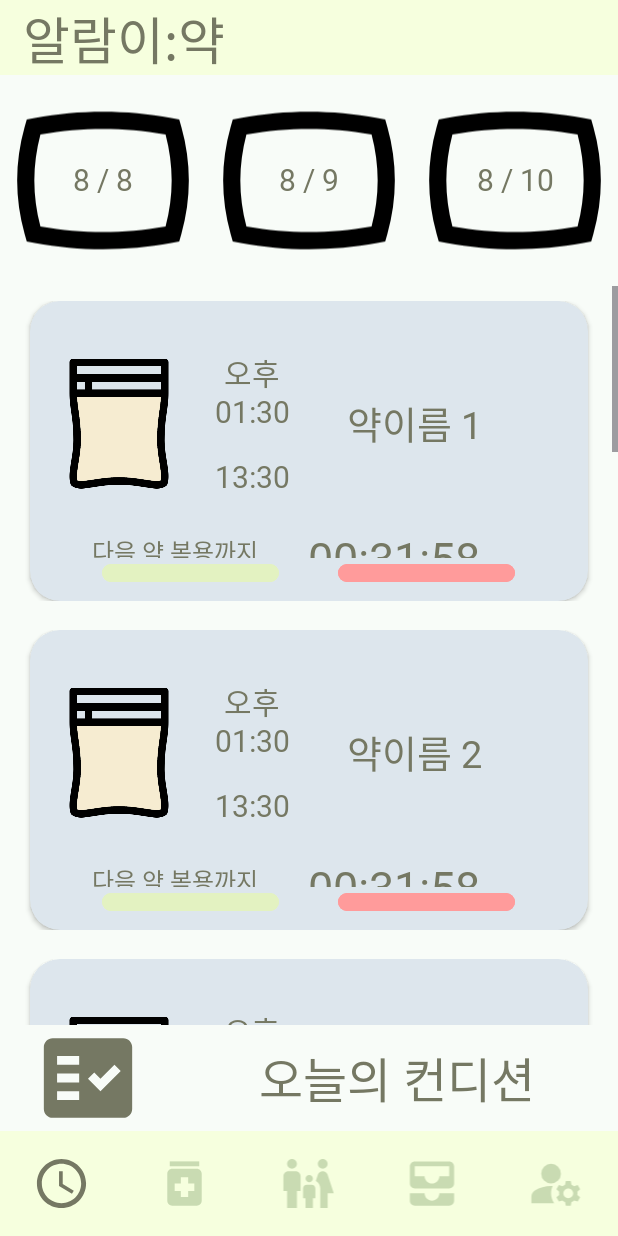
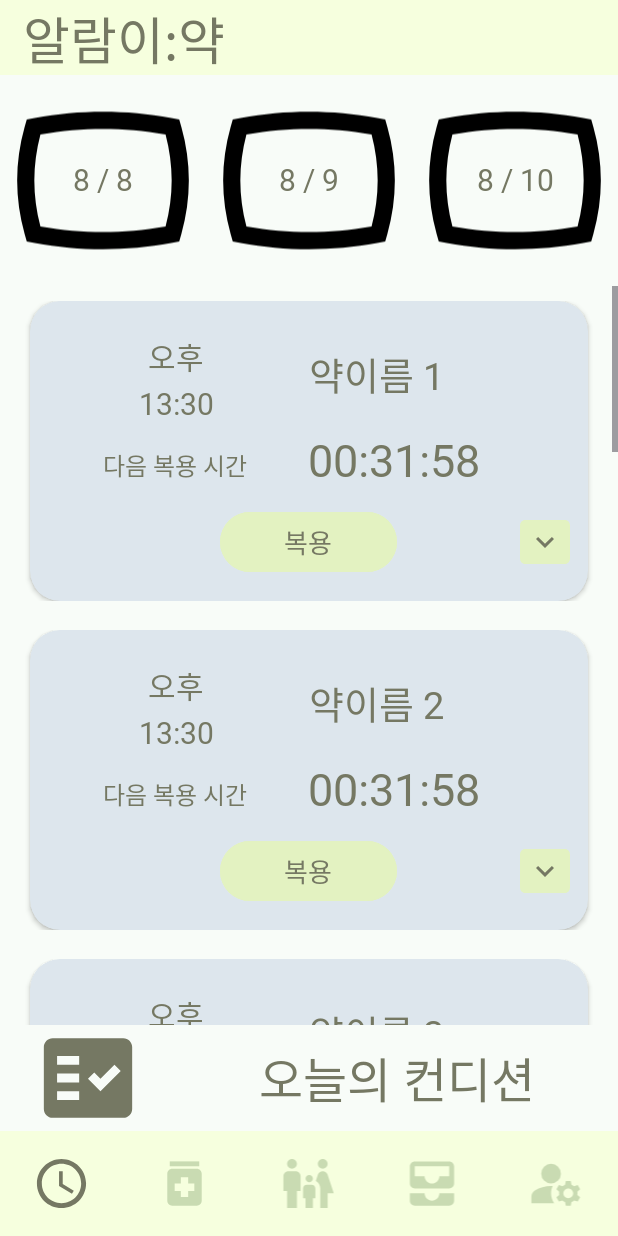
Before and after one commit to ysparrk/e-yak, an Android app: the AlarmFragment screen opened directly, with no data from a screen before it, on a phone screen of 412 x 824 dp. Run offline under Robolectric (Android 15) with nearby library versions, the phone set to English and light mode, and no system bars.

Commit message:
add: 알람 초기

```diff
--- a/frontend/EYAK(rev2)/app/src/main/AndroidManifest.xml
+++ b/frontend/EYAK(rev2)/app/src/main/AndroidManifest.xml
@@ -3,6 +3,7 @@
     xmlns:tools="http://schemas.android.com/tools">
 
     <uses-permission android:name="android.permission.INTERNET" />
+
 
     <!--  bluetooth 필요 권한  -->
     <uses-permission android:name="android.permission.BLUETOOTH"/>
@@ -15,6 +16,7 @@
         android:usesPermissionFlags="neverForLocation"
         tools:targetApi="s"/>
 
+    <uses-permission android:name="android.permission.SCHEDULE_EXACT_ALARM" />
     <uses-permission android:name="android.permission.SET_ALARM" />
     <uses-permission android:name="android.permission.POST_NOTIFICATIONS" />
 
@@ -29,9 +31,6 @@
         android:theme="@style/Theme.EYAKrev1"
         android:usesCleartextTraffic="true"
         tools:targetApi="31">
-        <activity
-            android:name=".MyCalendarActivity"
-            android:exported="false" />
         <activity
             android:name=".EditMemberActivity"
             android:exported="false" />
--- a/frontend/EYAK(rev2)/app/src/main/java/com/a103/eyakrev1/AlarmListAdapter.kt
+++ b/frontend/EYAK(rev2)/app/src/main/java/com/a103/eyakrev1/AlarmListAdapter.kt
@@ -30,18 +30,17 @@ class AlarmListAdapter (val context: Context, val medicineAlarmList: ArrayList<M
         val view: View = LayoutInflater.from(context).inflate(R.layout.alarm_tab_list_view_item, null)
 
         /* 위에서 생성된 view를 alarm_tab_list_view_item.xml 파일의 각 View와 연결하는 과정이다. */
-        val medicineIconImageView = view.findViewById<ImageView>(R.id.medicine_icon)
+//        val medicineIconImageView = view.findViewById<ImageView>(R.id.medicine_icon)
         val medicineTimeTextView = view.findViewById<TextView>(R.id.medicine_time1)
         val medicineNameTextView = view.findViewById<TextView>(R.id.medicine_name)
         val medicineTimeLeftTextView = view.findViewById<TextView>(R.id.medicine_time_left)
         val medicineEatButton = view.findViewById<Button>(R.id.medicine_eat_button)
-        val medicineDelayButton = view.findViewById<Button>(R.id.medicine_delay_button)
 
         /* ArrayList<MedicineAlarm>의 변수 medicineAlarm의 이미지와 데이터를 ImageView와 TextView에 담는다. */
         val medicineAlarm = medicineAlarmList[position]
 
-        val resourceId = context.resources.getIdentifier(medicineAlarm.medicineIcon, "drawable", context.packageName)
-        medicineIconImageView.setImageResource(resourceId)
+//        val resourceId = context.resources.getIdentifier(medicineAlarm.medicineIcon, "drawable", context.packageName)
+//        medicineIconImageView.setImageResource(resourceId)
         medicineTimeTextView.text = medicineAlarm.medicineTime
         medicineNameTextView.text = medicineAlarm.medicineName
 
--- /dev/null
+++ b/frontend/EYAK(rev2)/app/src/main/res/drawable/baseline_keyboard_arrow_down_24.xml
@@ -0,0 +1,5 @@
+<vector android:height="24dp" android:tint="#000000"
+    android:viewportHeight="24" android:viewportWidth="24"
+    android:width="24dp" xmlns:android="http://schemas.android.com/apk/res/android">
+    <path android:fillColor="@android:color/white" android:pathData="M7.41,8.59L12,13.17l4.59,-4.58L18,10l-6,6 -6,-6 1.41,-1.41z"/>
+</vector>
--- /dev/null
+++ b/frontend/EYAK(rev2)/app/src/main/res/drawable/baseline_keyboard_arrow_up_24.xml
@@ -0,0 +1,5 @@
+<vector android:height="24dp" android:tint="#000000"
+    android:viewportHeight="24" android:viewportWidth="24"
+    android:width="24dp" xmlns:android="http://schemas.android.com/apk/res/android">
+    <path android:fillColor="@android:color/white" android:pathData="M7.41,15.41L12,10.83l4.59,4.58L18,14l-6,-6 -6,6z"/>
+</vector>
--- a/frontend/EYAK(rev2)/app/src/main/res/layout/alarm_tab_list_view_item.xml
+++ b/frontend/EYAK(rev2)/app/src/main/res/layout/alarm_tab_list_view_item.xml
@@ -9,7 +9,7 @@
 
     <androidx.cardview.widget.CardView
         android:layout_width="match_parent"
-        android:layout_height="200dp"
+        android:layout_height="wrap_content"
         android:layout_margin="20dp"
         app:cardBackgroundColor="#DDE6ED"
         app:cardCornerRadius="20dp"
@@ -18,7 +18,7 @@
 
         <LinearLayout
             android:layout_width="match_parent"
-            android:layout_height="wrap_content"
+            android:layout_height="200dp"
             android:background="@drawable/common_google_signin_btn_icon_light_normal_background"
             android:backgroundTint="#DDE6ED"
             android:orientation="vertical"
@@ -31,14 +31,10 @@
                 android:orientation="horizontal"
                 android:weightSum="14">
 
-                <ImageView
-                    android:id="@+id/medicine_icon"
+                <Space
                     android:layout_width="0dp"
                     android:layout_height="match_parent"
-                    android:layout_weight="4"
-                    android:padding="7dp"
-                    android:src="@drawable/eyak_logo"
-                    app:srcCompat="@drawable/ic_packagepill_afterglow" />
+                    android:layout_weight="2" />
 
                 <LinearLayout
                     android:layout_width="0dp"
@@ -85,13 +81,13 @@
                 <Space
                     android:layout_width="0dp"
                     android:layout_height="match_parent"
-                    android:layout_weight="1" />
+                    android:layout_weight="2" />
 
                 <TextView
                     android:id="@+id/medicine_name"
                     android:layout_width="0dp"
                     android:layout_height="match_parent"
-                    android:layout_weight="6"
+                    android:layout_weight="7"
                     android:fontFamily="@font/tmoney_bold"
                     android:gravity="center_vertical"
                     android:includeFontPadding="false"
@@ -121,7 +117,7 @@
                     android:fontFamily="@font/tmoney_regular"
                     android:gravity="center"
                     android:includeFontPadding="false"
-                    android:text="다음 약 복용까지"
+                    android:text="다음 복용 시간"
                     android:textColor="#757863"
                     android:textSize="16sp" />
 
@@ -155,7 +151,7 @@
                 <Space
                     android:layout_width="0dp"
                     android:layout_height="wrap_content"
-                    android:layout_weight="1" />
+                    android:layout_weight="3" />
 
                 <Button
                     android:id="@+id/medicine_eat_button"
@@ -174,22 +170,21 @@
                     android:layout_height="wrap_content"
                     android:layout_weight="1" />
 
-                <Button
-                    android:id="@+id/medicine_delay_button"
-                    android:layout_width="0dp"
-                    android:layout_height="wrap_content"
-                    android:layout_weight="3"
-                    android:backgroundTint="#FF9B9B"
-                    android:fontFamily="@font/tmoney_regular"
-                    android:includeFontPadding="false"
-                    android:text="미루기"
-                    android:textColor="#757863"
-                    android:textSize="17dp" />
-
                 <Space
                     android:layout_width="0dp"
                     android:layout_height="wrap_content"
                     android:layout_weight="1" />
+
+                <ImageButton
+                    android:id="@+id/alarmTabDetailButton"
+                    android:layout_width="0dp"
+                    android:layout_height="wrap_content"
+                    android:layout_weight="1"
+                    android:background="@drawable/round_rectangle_24"
+                    android:backgroundTint="#E3F2C1"
+                    android:paddingVertical="10dp"
+                    android:tint="#757863"
+                    app:srcCompat="@drawable/baseline_keyboard_arrow_down_24" />
 
             </LinearLayout>
         </LinearLayout>
```
